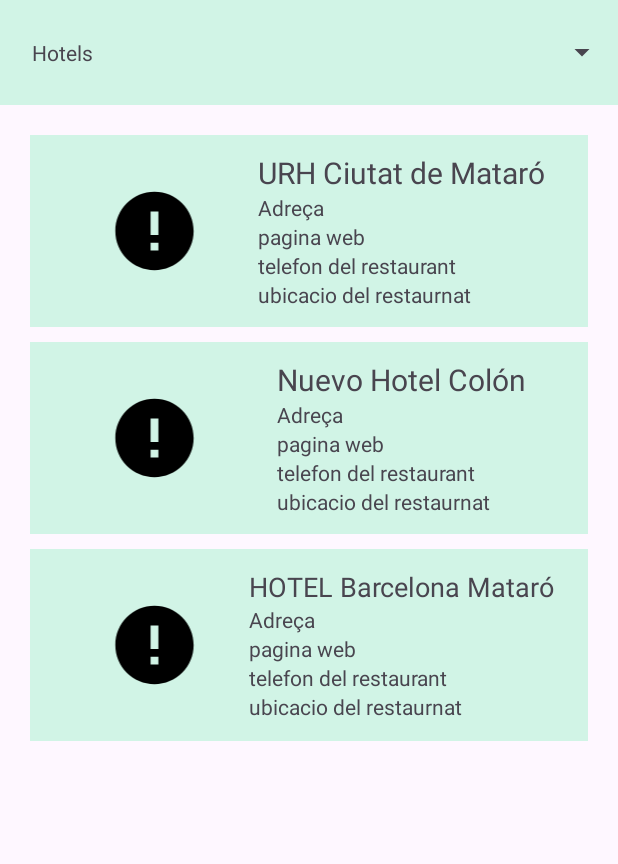
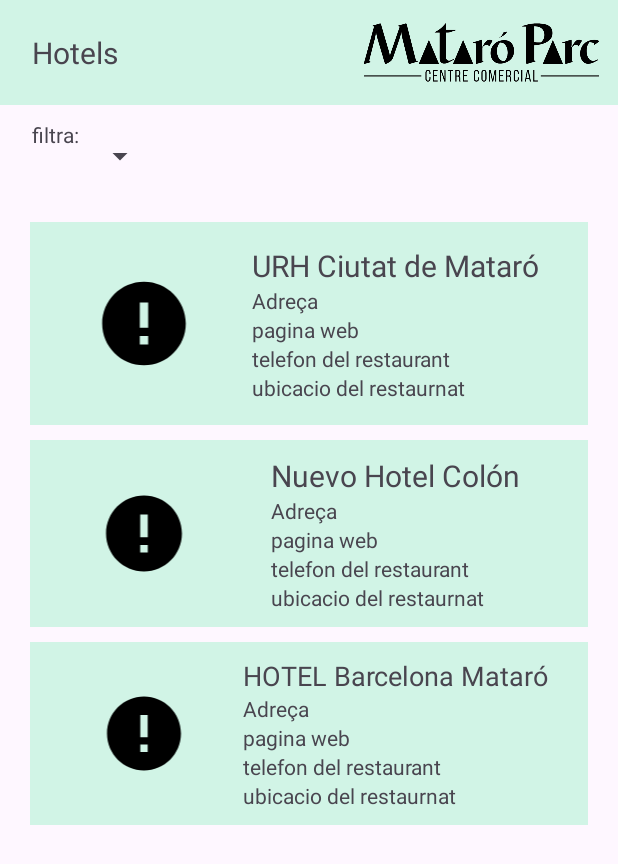
Before and after one commit to ucamps/GranCentre-uai, an Android app: the ClHotel screen opened directly, with no data from a screen before it, on a phone screen of 412 x 824 dp. Shown: the top 864 px of the screen. Run offline under Robolectric (Android 15) with nearby library versions, the phone set to English and light mode, and no system bars; pictures from the network do not load.

Commit message:
holaa unai

```diff
--- a/app/src/main/java/com/example/intents/ClHotel.java
+++ b/app/src/main/java/com/example/intents/ClHotel.java
@@ -28,7 +28,7 @@ public class ClHotel extends AppCompatActivity implements View.OnClickListener{
         imgHotel3 = findViewById(R.id.imgHotel3);
 
         Glide.with(this)
-                .load("")
+                .load("https://www.urhciutatdemataro.com/wp-content/blogs.dir/1491/files/gallery_photos/Fotos-foto01.jpg")
                 .error(R.drawable.ic_error_foreground)
                 .into(imgHotel1);
 
@@ -50,12 +50,12 @@ public class ClHotel extends AppCompatActivity implements View.OnClickListener{
         }
 
         if (v.getId() == R.id.web1) {
-            Intent intent = new Intent (Intent.ACTION_VIEW, Uri.parse("https://www.guestreservations.com/urh-ciutat-de-mataro/booking?gad_source=1&gclid=Cj0KCQiA67CrBhC1ARIsACKAa8QPE9xacCPQS9WMg0U-1ln3zcpxzodNtoKDf4RSwH2emV-BYiXk8EAaAi27EALw_wcB"));
+            Intent intent = new Intent (Intent.ACTION_VIEW, Uri.parse("https://www.urhciutatdemataro.com/es/"));
             startActivity(intent);
         }
 
         if (v.getId() == R.id.telefon1) {
-            Intent intent = new Intent (Intent.ACTION_VIEW, Uri.parse("tel:911238107"));
+            Intent intent = new Intent (Intent.ACTION_VIEW, Uri.parse("tel:937 575 522"));
             startActivity(intent);
         }
 
@@ -64,7 +64,7 @@ public class ClHotel extends AppCompatActivity implements View.OnClickListener{
             startActivity(intent);
         }
         if (v.getId() == R.id.email2) {
-            Intent intent = new Intent (Intent.ACTION_VIEW, Uri.parse("mailto:exemple@gmail.com"));
+            Intent intent = new Intent (Intent.ACTION_VIEW, Uri.parse("mailto:info.urhmataro@urh-hoteliers.com"));
             startActivity(intent);
         }
 
--- a/app/src/main/res/layout-port/activity_hotels.xml
+++ b/app/src/main/res/layout-port/activity_hotels.xml
@@ -1,6 +1,5 @@
 <?xml version="1.0" encoding="utf-8"?>
-<LinearLayout
-    xmlns:android="http://schemas.android.com/apk/res/android"
+<LinearLayout xmlns:android="http://schemas.android.com/apk/res/android"
     android:layout_width="match_parent"
     android:layout_height="match_parent"
     xmlns:tools="http://schemas.android.com/tools"
@@ -17,16 +16,32 @@
             android:layout_height="wrap_content"
             android:layout_gravity="center_vertical"
             android:layout_weight="2"
+            android:textSize="20dp"
             android:text="Hotels"
             android:paddingLeft="21dp"></TextView>
 
+        <ImageView
+            android:id="@+id/matparc"
+            android:layout_width="20dp"
+            android:layout_weight="2"
+            android:layout_height="wrap_content"
+            android:src="@drawable/logo"
+            android:paddingRight="5dp"></ImageView>
+    </LinearLayout>
+
+    <LinearLayout
+        android:layout_width="wrap_content"
+        android:layout_height="wrap_content"
+        android:layout_marginTop="10dp">
+        <TextView
+            android:layout_width="wrap_content"
+            android:layout_height="wrap_content"
+            android:text="filtra: "
+            android:paddingLeft="21dp"></TextView>
         <Spinner
             android:id="@+id/spinner_hotels"
-            android:layout_width="60dp"
-            android:layout_height="48dp"
-            android:layout_gravity="center_vertical"
-            android:layout_weight="1"
-            />
+            android:layout_width="wrap_content"
+            android:layout_height="48dp" />
     </LinearLayout>
 
     <TableLayout
@@ -41,15 +56,19 @@
 
             <ImageView
                 android:id="@+id/imgHotel1"
-                android:layout_height="wrap_content"
-                android:layout_marginStart="10dp"
-                android:layout_weight="3" />
+                android:layout_height="match_parent"
+                android:layout_width="match_parent"
+                android:layout_weight="3"
+                android:background="@color/azul"/>
             <LinearLayout
+                android:background="@color/azul"
                 android:layout_weight="2"
                 android:layout_width="match_parent"
                 android:layout_height="wrap_content"
                 android:orientation="vertical"
-                android:layout_gravity="center">
+                android:layout_gravity="center"
+                android:padding="5dp">
+
                 <TextView
                     android:text="URH Ciutat de Mataró"
                     android:layout_width="wrap_content"
@@ -87,9 +106,10 @@
             android:layout_marginBottom="10dp">
             <ImageView
                 android:id="@+id/imgHotel2"
-                android:layout_height="wrap_content"
-                android:layout_marginStart="10dp"
-                android:layout_weight="3"/>
+                android:layout_height="match_parent"
+                android:layout_width="match_parent"
+                android:layout_weight="3"
+                android:background="@color/azul" />
             <LinearLayout
                 android:layout_weight="2"
                 android:layout_width="match_parent"
@@ -126,15 +146,17 @@
                     android:layout_height="wrap_content"></TextView>
             </LinearLayout>
         </TableRow>
+
         <TableRow
             android:background="@color/azul"
             android:padding="10dp"
             android:layout_marginBottom="10dp">
             <ImageView
                 android:id="@+id/imgHotel3"
-                android:layout_height="wrap_content"
-                android:layout_marginStart="10dp"
-                android:layout_weight="3"/>
+                android:layout_height="match_parent"
+                android:layout_width="match_parent"
+                android:layout_weight="3"
+                android:background="@color/azul" />
             <LinearLayout
                 android:layout_weight="2"
                 android:layout_width="match_parent"
@@ -173,5 +195,4 @@
         </TableRow>
 
     </TableLayout>
-
 </LinearLayout>
--- a/app/src/main/res/layout/activity_main.xml
+++ b/app/src/main/res/layout/activity_main.xml
@@ -37,7 +37,7 @@ android:src="@drawable/logo"
             android:contentDescription="null"
 
             />
-        <ImageButton
+        <ImageView
             android:id="@+id/hoteles"
             android:src="@drawable/hotels"
             android:layout_width="wrap_content"
--- a/app/src/main/res/layout/parking.xml
+++ b/app/src/main/res/layout/parking.xml
@@ -4,7 +4,7 @@
     android:layout_width="match_parent"
     android:layout_height="match_parent"
     xmlns:tools="http://schemas.android.com/tools"
-    tools:context=".ClHotel"
+    tools:context=".ClParking"
     android:orientation="vertical">
 
     <LinearLayout
```
